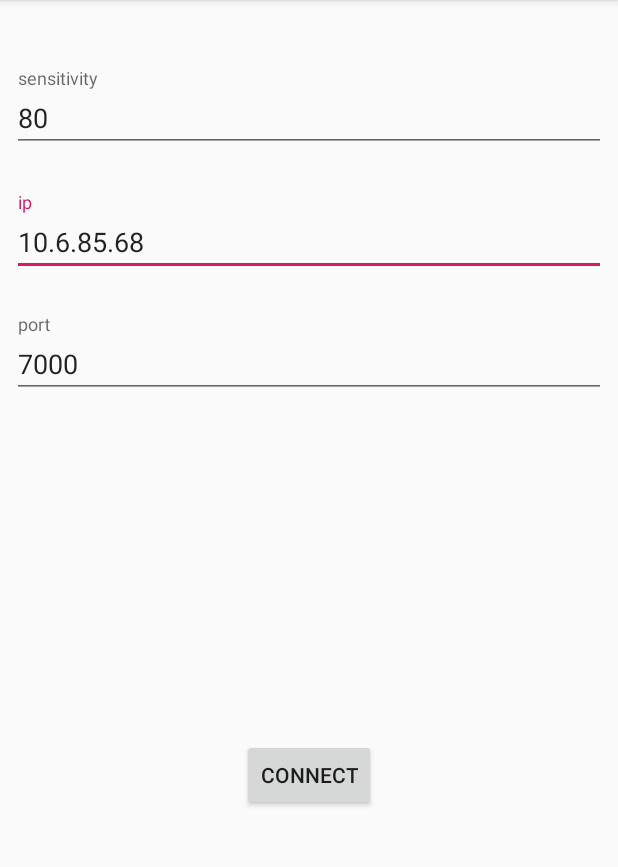
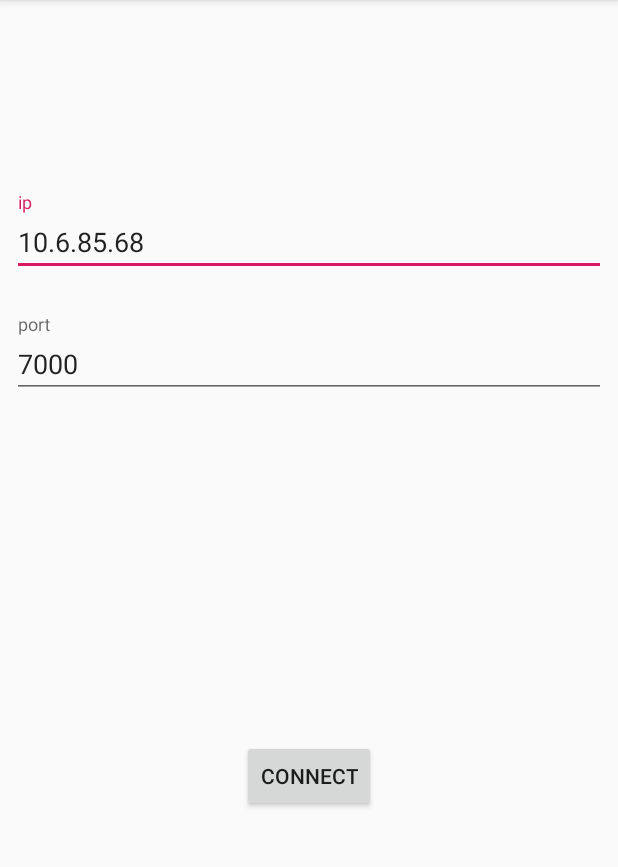
Before and after one commit to adntgv/touchpad, an Android app: the screen it shows after launch (Configure), on a phone screen of 412 x 824 dp, the part 84-951 px from its top. Run offline under Robolectric (Android 15) with nearby library versions, the light colour scheme and no system bars.

Commit message:
Remove sensitivity option and unneeded code

```diff
--- a/client/android/touchpad/app/src/main/java/com/example/aidyn_torgayev/touchpad/Configure.kt
+++ b/client/android/touchpad/app/src/main/java/com/example/aidyn_torgayev/touchpad/Configure.kt
@@ -16,7 +16,6 @@ class Configure : AppCompatActivity() {
         val button = findViewById<Button>(R.id.btn_connect)
         button.setOnClickListener {
             val bundle = Bundle()
-            bundle.putInt("sensitivity", val_sensitivity.text.toString().toInt())
             bundle.putString("ip", val_ip.text.toString())
             bundle.putInt("port", val_port.text.toString().toInt())
 
--- a/client/android/touchpad/app/src/main/res/layout/activity_configure.xml
+++ b/client/android/touchpad/app/src/main/res/layout/activity_configure.xml
@@ -38,20 +38,8 @@
             android:layout_width="wrap_content"
             android:layout_height="wrap_content"
             android:id="@+id/btn_connect"
-            app:layout_constraintStart_toStartOf="parent"
-            app:layout_constraintEnd_toEndOf="parent" app:layout_constraintBottom_toBottomOf="parent"
-            app:layout_constraintTop_toBottomOf="@+id/textInputLayout2"/>
-    <android.support.design.widget.TextInputLayout
-            android:layout_width="0dp"
-            android:layout_height="wrap_content"
-            android:id="@+id/textInputLayout3" android:layout_marginTop="45dp"
-            app:layout_constraintEnd_toEndOf="parent" app:layout_constraintTop_toTopOf="parent"
-            app:layout_constraintStart_toStartOf="parent"
-            android:layout_marginStart="8dp" android:layout_marginEnd="8dp">
-
-        <android.support.design.widget.TextInputEditText
-                android:layout_width="match_parent"
-                android:layout_height="wrap_content"
-                android:hint="sensitivity" android:id="@+id/val_sensitivity" android:text="80"/>
-    </android.support.design.widget.TextInputLayout>
+            android:layout_marginTop="209dp"
+            app:layout_constraintTop_toBottomOf="@+id/textInputLayout2" android:layout_marginBottom="208dp"
+            app:layout_constraintEnd_toEndOf="parent" app:layout_constraintStart_toStartOf="parent"
+            app:layout_constraintBottom_toBottomOf="parent"/>
 </android.support.constraint.ConstraintLayout>
--- a/client/android/touchpad/build.gradle
+++ b/client/android/touchpad/build.gradle
@@ -7,7 +7,7 @@ buildscript {
         jcenter()
     }
     dependencies {
-        classpath 'com.android.tools.build:gradle:3.3.0'
+        classpath 'com.android.tools.build:gradle:3.3.1'
         classpath "org.jetbrains.kotlin:kotlin-gradle-plugin:$kotlin_version"
 
 
```
Also changed, not shown: client/android/touchpad/app/src/main/java/com/example/aidyn_torgayev/touchpad/Touchpad.kt (+10 -2 lines), client/android/touchpad/app/src/main/java/com/example/aidyn_torgayev/touchpad/UDPSender.kt (+14 -12 lines).
